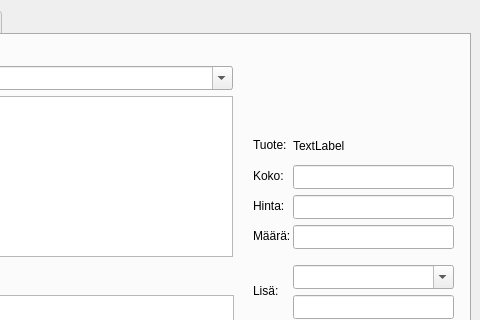
The window that MateriaaliLaskin/mainwindow.ui (jmakkie/MateriaaliLaskin) describes before a commit, drawn with Qt 5; both pictures show x 198 to 678 and y 0 to 320 of the 678 by 545 pixel window.
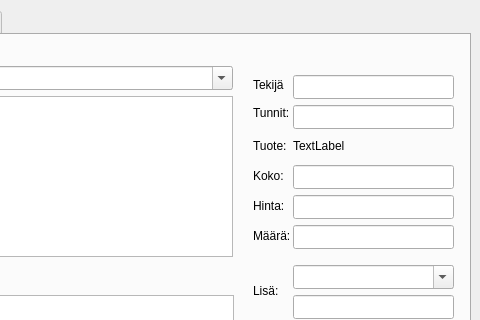
The same window after the commit. Icons and pictures are not drawn.

```diff
--- a/MateriaaliLaskin/mainwindow.ui
+++ b/MateriaaliLaskin/mainwindow.ui
@@ -90,7 +90,7 @@
             <x>440</x>
             <y>100</y>
             <width>41</width>
-            <height>20</height>
+            <height>21</height>
            </rect>
           </property>
           <property name="text">
@@ -270,6 +270,52 @@
            <string>Määrä:</string>
           </property>
          </widget>
+         <widget class="QLineEdit" name="laskentaHoursLineEdit">
+          <property name="geometry">
+           <rect>
+            <x>480</x>
+            <y>70</y>
+            <width>161</width>
+            <height>24</height>
+           </rect>
+          </property>
+         </widget>
+         <widget class="QLabel" name="label_14">
+          <property name="geometry">
+           <rect>
+            <x>440</x>
+            <y>70</y>
+            <width>41</width>
+            <height>16</height>
+           </rect>
+          </property>
+          <property name="text">
+           <string>Tunnit:</string>
+          </property>
+         </widget>
+         <widget class="QLabel" name="label_15">
+          <property name="geometry">
+           <rect>
+            <x>440</x>
+            <y>40</y>
+            <width>31</width>
+            <height>20</height>
+           </rect>
+          </property>
+          <property name="text">
+           <string>Tekijä:</string>
+          </property>
+         </widget>
+         <widget class="QLineEdit" name="laskentaTekijaLineEdit">
+          <property name="geometry">
+           <rect>
+            <x>480</x>
+            <y>40</y>
+            <width>161</width>
+            <height>24</height>
+           </rect>
+          </property>
+         </widget>
         </widget>
         <widget class="QWidget" name="tab_2">
          <attribute name="title">
```
